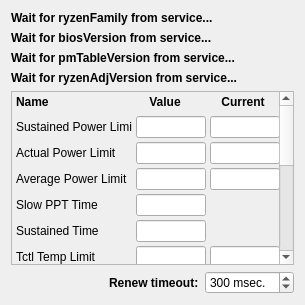
Before: the Qt Designer form CtrlInfoWidget.ui in xodj/RyzenAdjCtrl, drawn with Qt 5.
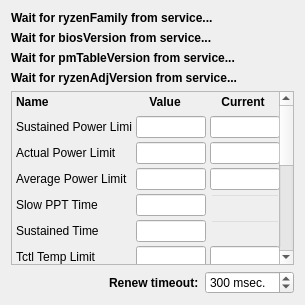
After: the same form once the commit is applied. Custom widgets are drawn as their Qt base class.

What changed in the file:
```diff
--- a/CtrlInfoWidget.ui
+++ b/CtrlInfoWidget.ui
@@ -91,7 +91,7 @@
       <property name="geometry">
        <rect>
         <x>0</x>
-        <y>0</y>
+        <y>-21</y>
         <width>274</width>
         <height>450</height>
        </rect>
@@ -387,21 +387,8 @@
            </item>
            <item>
             <widget class="QLineEdit" name="slow_time">
-             <property name="minimumSize">
-              <size>
-               <width>70</width>
-               <height>0</height>
-              </size>
-             </property>
-             <property name="readOnly">
-              <bool>true</bool>
-             </property>
-            </widget>
-           </item>
-           <item>
-            <widget class="QLabel" name="label_9">
              <property name="sizePolicy">
-              <sizepolicy hsizetype="Expanding" vsizetype="Preferred">
+              <sizepolicy hsizetype="Expanding" vsizetype="Fixed">
                <horstretch>0</horstretch>
                <verstretch>0</verstretch>
               </sizepolicy>
@@ -409,26 +396,28 @@
              <property name="minimumSize">
               <size>
                <width>70</width>
-               <height>20</height>
+               <height>0</height>
               </size>
              </property>
-             <property name="font">
-              <font>
-               <weight>75</weight>
-               <bold>true</bold>
-              </font>
+             <property name="readOnly">
+              <bool>true</bool>
              </property>
-             <property name="layoutDirection">
-              <enum>Qt::LeftToRight</enum>
+            </widget>
+           </item>
+           <item>
+            <widget class="QLineEdit" name="val0_3">
+             <property name="minimumSize">
+              <size>
+               <width>70</width>
+               <height>0</height>
+              </size>
              </property>
-             <property name="text">
-              <string/>
+             <property name="styleSheet">
+              <string notr="true">background-color: rgba(0, 0, 0, 0);
+border-color: rgba(0, 0, 0, 0);</string>
              </property>
-             <property name="textFormat">
-              <enum>Qt::AutoText</enum>
-             </property>
-             <property name="alignment">
-              <set>Qt::AlignCenter</set>
+             <property name="readOnly">
+              <bool>true</bool>
              </property>
             </widget>
            </item>
@@ -469,36 +458,19 @@
             </widget>
            </item>
            <item>
-            <widget class="QLabel" name="label_17">
-             <property name="sizePolicy">
-              <sizepolicy hsizetype="Expanding" vsizetype="Preferred">
-               <horstretch>0</horstretch>
-               <verstretch>0</verstretch>
-              </sizepolicy>
-             </property>
+            <widget class="QLineEdit" name="val0_2">
              <property name="minimumSize">
               <size>
                <width>70</width>
-               <height>20</height>
+               <height>0</height>
               </size>
              </property>
-             <property name="font">
-              <font>
-               <weight>75</weight>
-               <bold>true</bold>
-              </font>
+             <property name="styleSheet">
+              <string notr="true">background-color: rgba(0, 0, 0, 0);
+border-color: rgba(0, 0, 0, 0);</string>
              </property>
-             <property name="layoutDirection">
-              <enum>Qt::LeftToRight</enum>
-             </property>
-             <property name="text">
-              <string/>
-             </property>
-             <property name="textFormat">
-              <enum>Qt::AutoText</enum>
-             </property>
-             <property name="alignment">
-              <set>Qt::AlignCenter</set>
+             <property name="readOnly">
+              <bool>true</bool>
              </property>
             </widget>
            </item>
```
Left out of the diff: 62 changed lines with no effect on the pictures.
